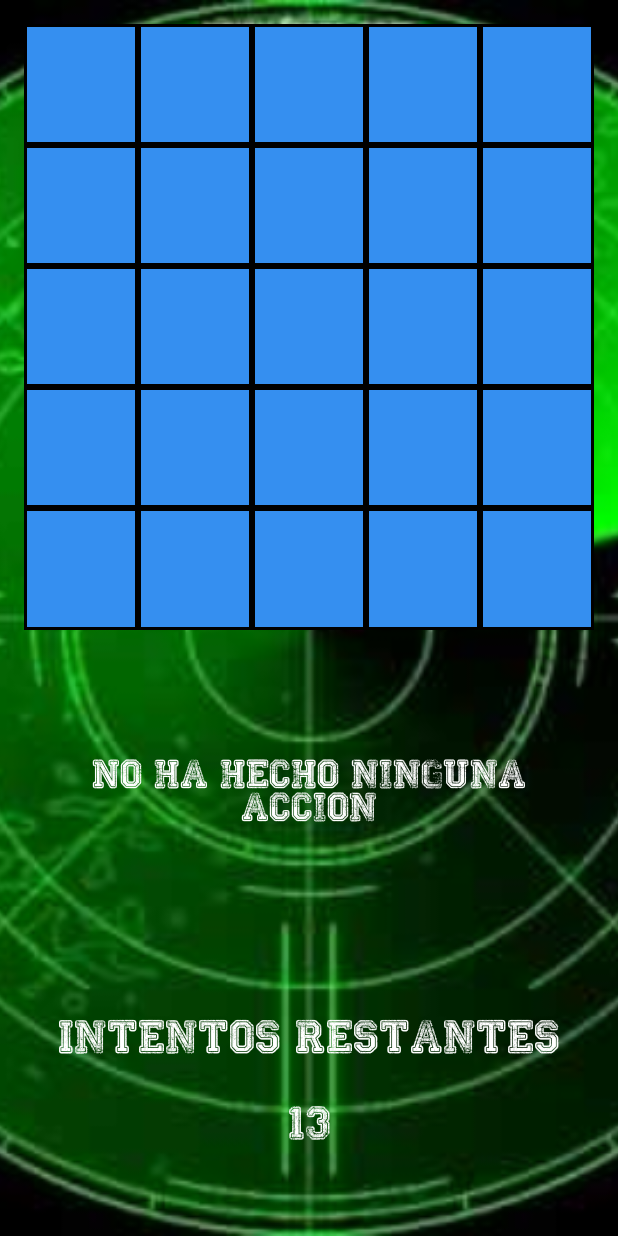
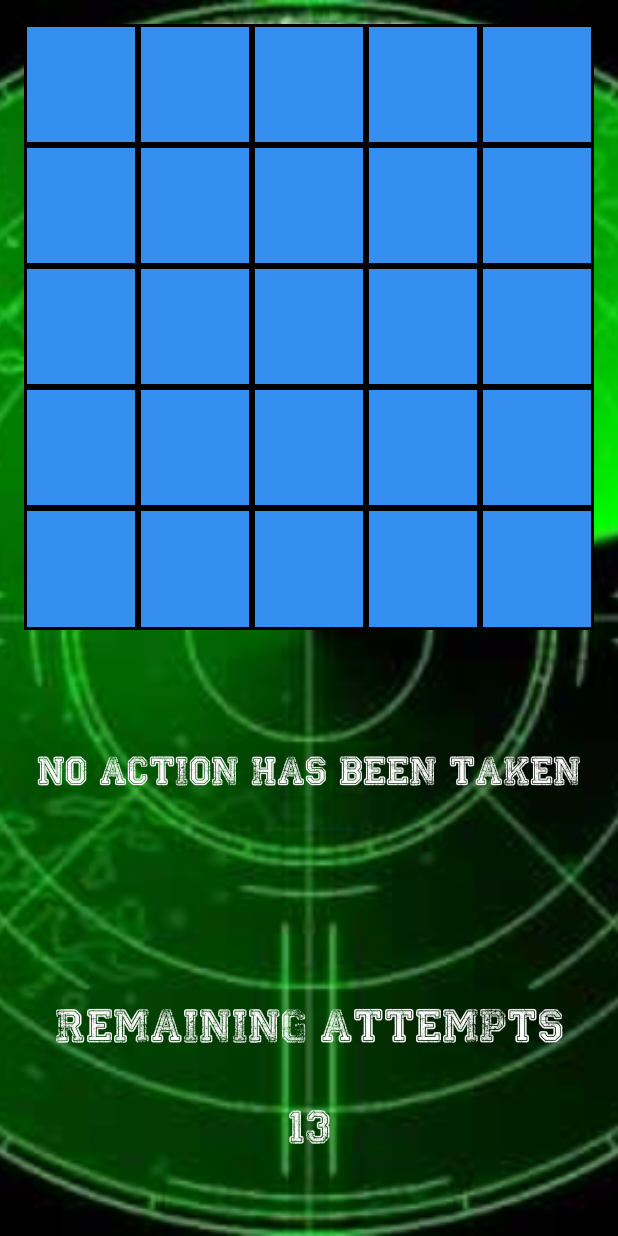
Before and after one commit to Alamedwolf/Battleship, an Android app: the BattleActivity screen opened directly, with no data from a screen before it, on a phone screen of 412 x 824 dp. Run offline under Robolectric (Android 15) with nearby library versions, the phone set to English and light mode, and no system bars.

Commit message:
Change Lenguaje

```diff
--- a/app/src/main/res/layout/activity_main.xml
+++ b/app/src/main/res/layout/activity_main.xml
@@ -89,7 +89,7 @@
                 android:layout_width="match_parent"
                 android:layout_height="0dp"
                 android:layout_weight="20"
-                android:id="@+id/linearFila1"
+                android:id="@+id/linearFila2"
                 android:weightSum="100">
 
                 <Button
@@ -135,7 +135,7 @@
                 android:layout_width="match_parent"
                 android:layout_height="0dp"
                 android:layout_weight="20"
-                android:id="@+id/linearFila1"
+                android:id="@+id/linearFila3"
                 android:weightSum="100">
 
                 <Button
@@ -181,7 +181,7 @@
                 android:layout_width="match_parent"
                 android:layout_height="0dp"
                 android:layout_weight="20"
-                android:id="@+id/linearFila1"
+                android:id="@+id/linearFila4"
                 android:weightSum="100">
 
                 <Button
@@ -227,7 +227,7 @@
                 android:layout_width="match_parent"
                 android:layout_height="0dp"
                 android:layout_weight="20"
-                android:id="@+id/linearFila1"
+                android:id="@+id/linearFila5"
                 android:weightSum="100">
 
                 <Button
@@ -288,8 +288,9 @@
                 android:layout_width="match_parent"
                 android:layout_height="0dp"
                 android:layout_weight="15"></View>
+
             <TextView
-                android:text="No ha hecho ninguna accion"
+                android:text="No action has been taken"
                 android:layout_width="match_parent"
                 android:layout_height="0dp"
                 android:layout_weight="30"
@@ -298,13 +299,14 @@
                 android:textColor="#FFFF"
                 android:id="@+id/textMensaje"
                 android:layout_gravity="center"/>
+
             <TextView
                 android:layout_width="match_parent"
                 android:layout_height="0dp"
-                android:layout_weight="10"
+                android:layout_weight="12"
                 android:id="@+id/intentos"
                 android:textAlignment="center"
-                android:text="Intentos restantes"
+                android:text="Remaining attempts"
                 android:textColor="#FFFF"
                 android:textSize="23dp"
                 android:layout_gravity="center"/>
--- a/app/src/main/res/layout/activity_menu.xml
+++ b/app/src/main/res/layout/activity_menu.xml
@@ -51,7 +51,7 @@
                     android:layout_weight="20"
                     android:id="@+id/jugar"
                     android:background="@drawable/btnall"
-                    android:text="JUGAR"
+                    android:text="PLAY"
                     android:textColor="#FFF"
                     android:textSize="20dp"
                     android:layout_marginBottom="@dimen/activity_vertical_margin"
@@ -74,7 +74,7 @@
                     android:layout_weight="20"
                     android:id="@+id/Acercadebtn"
                     android:background="@drawable/btnall"
-                    android:text="Acerca de"
+                    android:text="ABOUT US"
                     android:textColor="#FFF"
                     android:textSize="20dp"/>
 
```
Also changed, not shown: app/src/main/java/com/example/ivangmg/batallanavalenclase/BattleActivity.java (+6 -6 lines).
